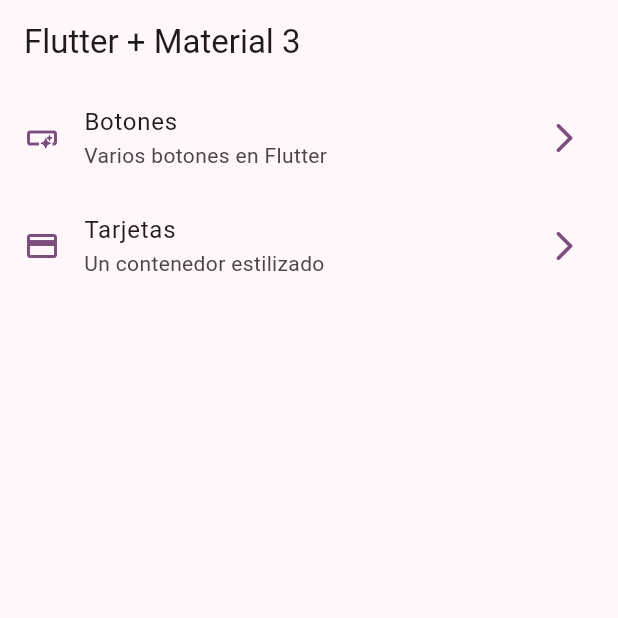
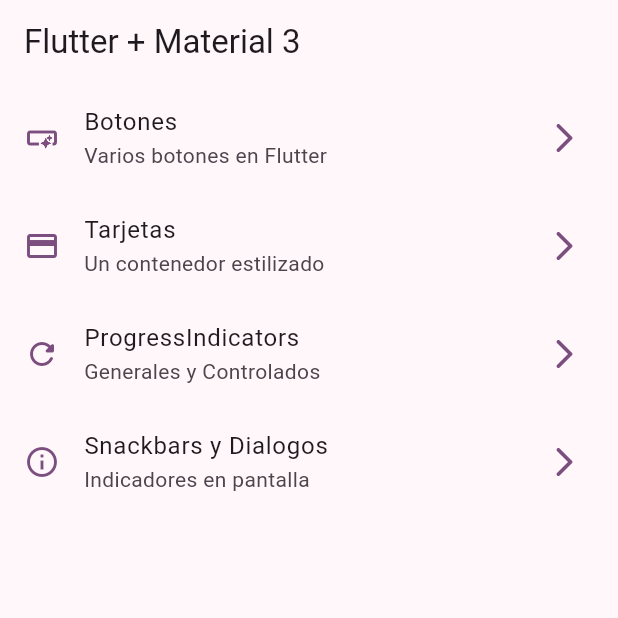
Before and after one commit to JonathanMartinez10/components-app-material-3, a Flutter app: the screen it shows after launch, on a phone screen of 412 x 824 dp, the top half of it. Run offline on Flutter 3.47's test engine with Material 2 defaults, Android fonts, the phone set to English and light mode, and no system bars; our stand-ins replace go_router.

Commit message:
progress indicator, snackbars and dialogs finished

```diff
--- a/lib/config/menu/menu_items.dart
+++ b/lib/config/menu/menu_items.dart
@@ -28,5 +28,20 @@ const appMenuItems = <MenuItem>[
     subTitle: 'Un contenedor estilizado',
     link: '/cards',
     icon: Icons.credit_card,
+  ),
+
+  MenuItem(
+    title: 'ProgressIndicators',
+    subTitle: 'Generales y Controlados',
+    link: '/progress',
+    icon: Icons.refresh_rounded,
+  ),
+
+  MenuItem(
+    title: 'Snackbars y Dialogos',
+    subTitle: 'Indicadores en pantalla',
+    link: '/snackbars',
+    icon: Icons.info_outline,
   )
+
 ];
--- a/lib/config/router/app_router.dart
+++ b/lib/config/router/app_router.dart
@@ -1,5 +1,6 @@
 import 'package:go_router/go_router.dart';
 import 'package:widgets_app/presentation/screens/screens.dart';
+import 'package:widgets_app/presentation/screens/snackbar/snackbar_screen.dart';
 
 
 //Go router configuration
@@ -23,5 +24,17 @@ final appRouter = GoRouter(
       name: CardsScreen.name,
       builder: (context, state) => const CardsScreen(),
     ),
+
+    GoRoute(
+      path: '/progress',
+      name: ProgressScreen.name,
+      builder: (context, state) => const ProgressScreen(),
+    ),
+
+    GoRoute(
+      path: '/snackbars',
+      name: SnackbarScreen.name,
+      builder: (context, state) => const SnackbarScreen(),
+    ),
   ],
 );
--- a/lib/main.dart
+++ b/lib/main.dart
@@ -12,6 +12,7 @@ class MainApp extends StatelessWidget {
   @override
   Widget build(BuildContext context) {
     return MaterialApp.router(
+      title: 'Flutter Widgets',
       routerConfig: appRouter,
       debugShowCheckedModeBanner: false,
       theme: AppTheme(selectedColor: 4).getTheme(),
--- a/lib/presentation/screens/home/home_screen.dart
+++ b/lib/presentation/screens/home/home_screen.dart
@@ -25,7 +25,7 @@ class _HomeView extends StatelessWidget {
   @override
   Widget build(BuildContext context) {
 
-    appMenuItems;
+    //appMenuItems;
 
     return ListView.builder(
       itemCount: appMenuItems.length,
```
Also changed, not shown: lib/presentation/screens/progress/progress_screen.dart (+64 -1 lines), lib/presentation/screens/snackbar/snackbar_screen.dart (+70 -1 lines).
